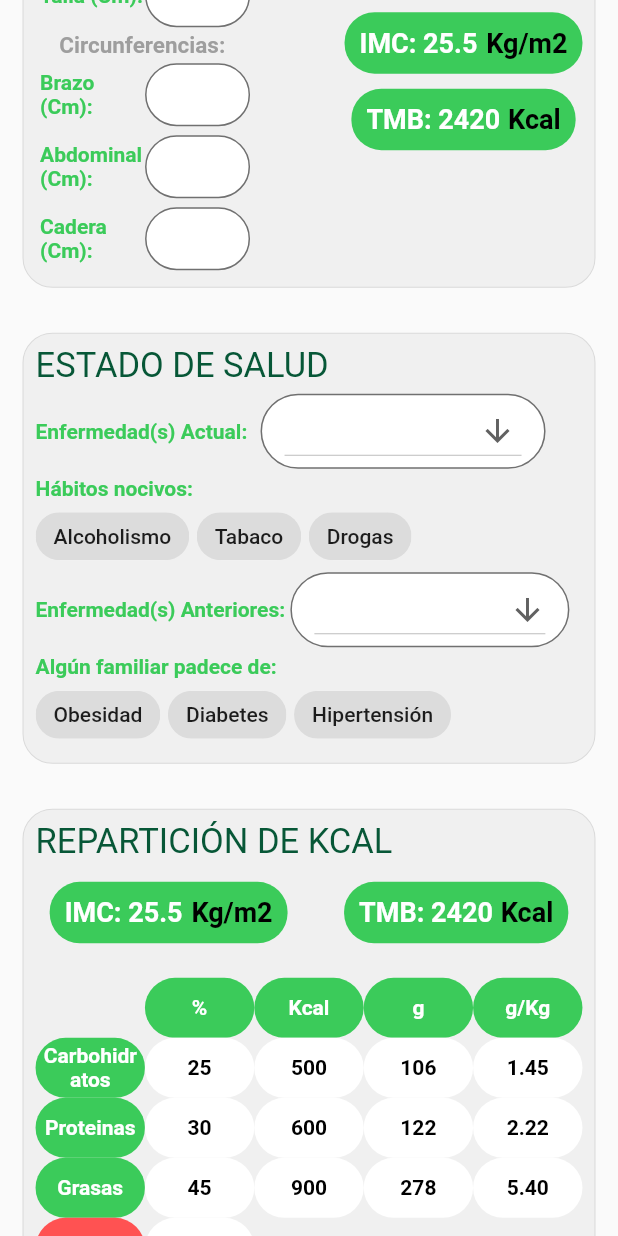
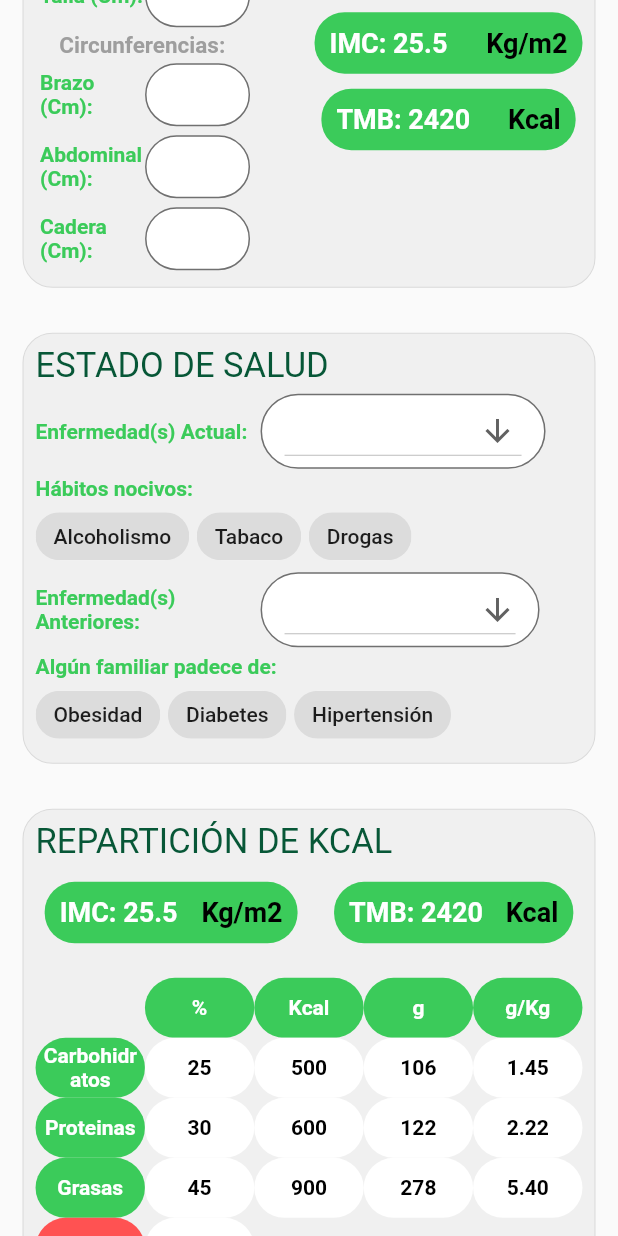
Before and after one commit to ElioCampos/diet-and-control, a Flutter app: the NuevoPaciente screen opened directly, scrolled down 576 dp, on a phone screen of 412 x 824 dp. Run offline on Flutter 3.47's test engine with Material 2 defaults, Android fonts, the phone set to English and light mode, and no system bars; our stand-ins replace curved_navigation_bar; network calls fail.

```diff
--- a/lib/main.dart
+++ b/lib/main.dart
@@ -14,7 +14,7 @@ class MyApp extends StatelessWidget {
       theme: ThemeData(
         primarySwatch: Colors.blue,
       ),
-      home: MainNavigator(isPatient: true),
+      home: MainNavigator(isPatient: false),
     );
   }
 }
--- a/lib/widgets/homeNutricionista/list_patients.dart
+++ b/lib/widgets/homeNutricionista/list_patients.dart
@@ -110,7 +110,7 @@ class _ListPacientesState extends State<ListPacientes> {
                       GestureDetector(
                         onTap: (){},
                         child: Padding(
-                          padding: const EdgeInsets.symmetric(vertical: 8.0),
+                          padding: const EdgeInsets.symmetric(vertical: 4.0),
                           child: Text(
                             "Ver Perfil",
                             style: TextStyle(
--- a/lib/widgets/nuevoPaciente/anthro_evaluation.dart
+++ b/lib/widgets/nuevoPaciente/anthro_evaluation.dart
@@ -66,7 +66,7 @@ class _EvaluacionAntroState extends State<EvaluacionAntro> {
                     child: Row(
                       children: [
                         Container(
-                          width: 80.0,
+                          width: 100.0,
                           child: Text(
                             "IMC: "+ "25.5",
                             style: TextStyle(
@@ -99,7 +99,7 @@ class _EvaluacionAntroState extends State<EvaluacionAntro> {
                     child: Row(
                       children: [
                         Container(
-                          width: 90.0,
+                          width: 110.0,
                           child: Text(
                             "TMB: "+ "2420",
                             style: TextStyle(
--- a/lib/widgets/nuevoPaciente/calories_repartition.dart
+++ b/lib/widgets/nuevoPaciente/calories_repartition.dart
@@ -44,7 +44,7 @@ class _ReparticionKCalState extends State<ReparticionKCal> {
                       borderRadius: BorderRadius.circular(20.0)),
                   child: Row(children: [
                     Container(
-                      width: 80.0,
+                      width: 90.0,
                       child: Text(
                         "IMC: " + "25.5",
                         style: TextStyle(
@@ -74,7 +74,7 @@ class _ReparticionKCalState extends State<ReparticionKCal> {
                       borderRadius: BorderRadius.circular(20.0)),
                   child: Row(children: [
                     Container(
-                      width: 90.0,
+                      width: 100.0,
                       child: Text(
                         "TMB: " + "2420",
                         style: TextStyle(
--- a/lib/widgets/nuevoPaciente/health_status.dart
+++ b/lib/widgets/nuevoPaciente/health_status.dart
@@ -102,6 +102,7 @@ class _EstadoSaludState extends State<EstadoSalud> {
             Row(
               children: [
                 Container(
+                  width: 150.0,
                     child: Text(
                       "Enfermedad(s) Anteriores: ",
                       style: TextStyle(
```
Also changed, not shown: lib/widgets/nuevoPaciente/personal_info.dart (+4 -4 lines), 10 other files.
